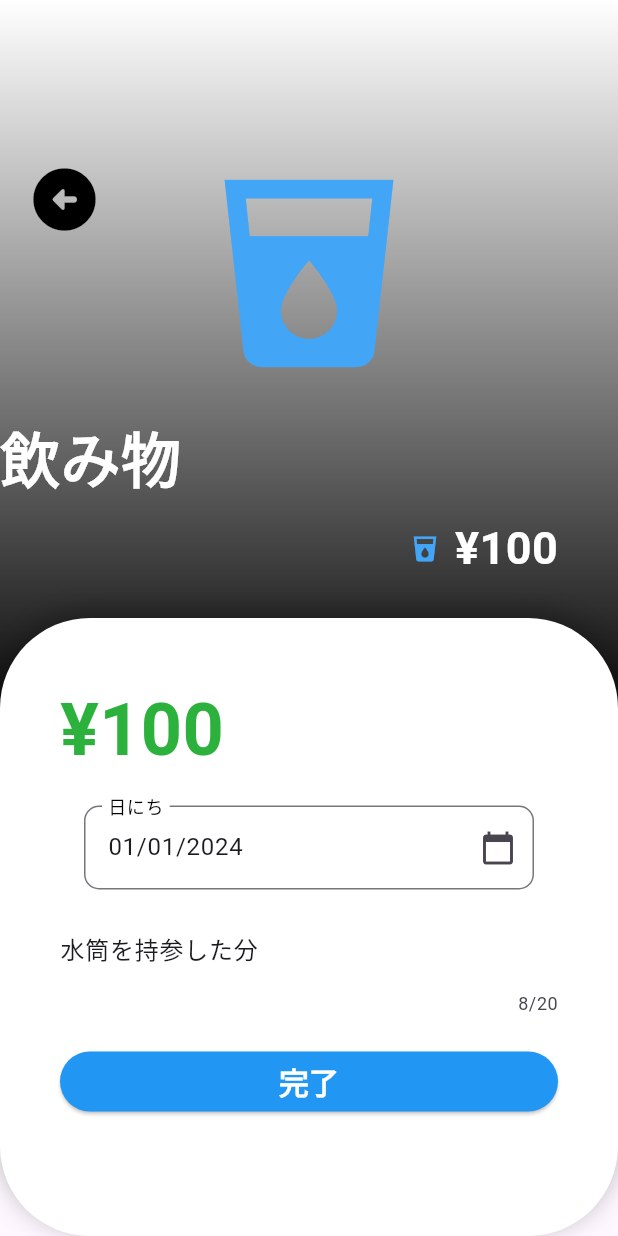
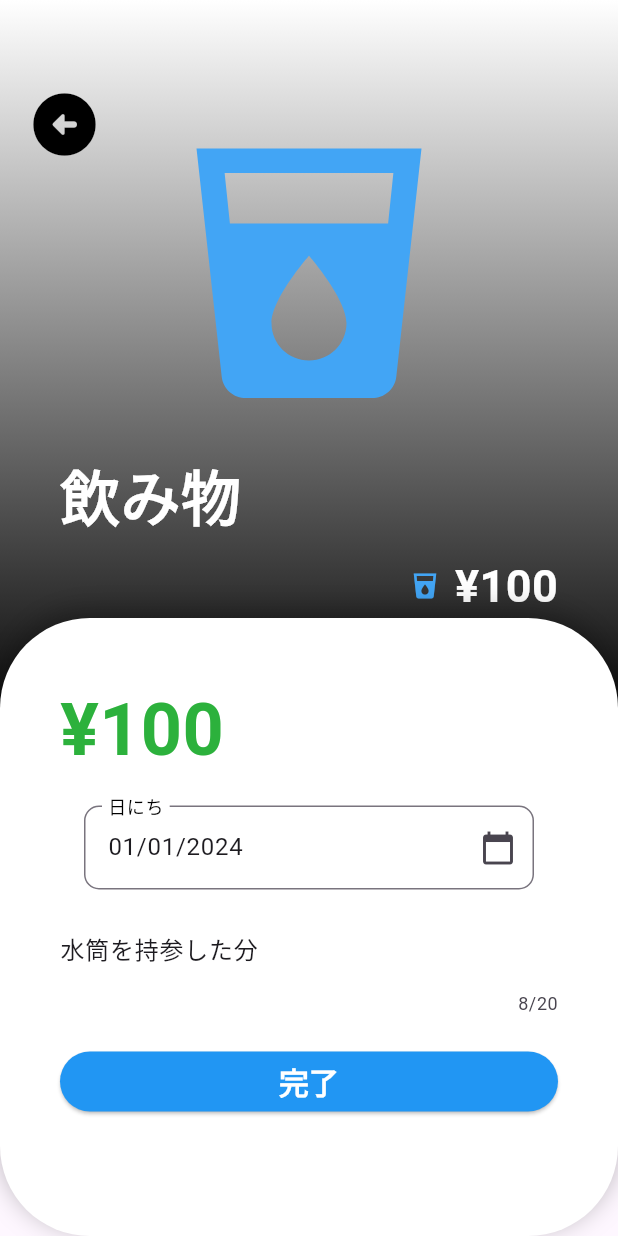
Before and after one commit to kou-nagamine/new_save_money, a Flutter app: the ReferencePage screen opened directly, on a phone screen of 412 x 824 dp. Run offline on Flutter 3.47's test engine with Material 3 defaults, Android fonts, the phone set to English and light mode, and no system bars; our stand-ins replace fl_chart, flutter_riverpod, flutter_svg, riverpod_annotation, shared_preferences; missing offline and left inert: iconoir_flutter; accounts and stored records are empty; generated files the repository leaves out were written again; statements that could not run were skipped.

Commit message:
サイズ調整

```diff
--- a/lib/views/pages/reference/components/items_card.dart
+++ b/lib/views/pages/reference/components/items_card.dart
@@ -18,7 +18,7 @@ class ItemsCard extends StatelessWidget {
         children: [
           Icon(
             Icons.local_drink,
-            size: 150,
+            size: 200,
             color: Colors.blue[400],
           ),
           SizedBox(height: 20),
@@ -26,6 +26,7 @@ class ItemsCard extends StatelessWidget {
             children: [
               Row(
                 children: [
+                  SizedBox(width: 40),
                   Expanded(
                     child: Text(
                       '飲み物',
--- a/lib/views/pages/reference/reference_page.dart
+++ b/lib/views/pages/reference/reference_page.dart
@@ -28,7 +28,7 @@ class _ReferencePageState extends State<ReferencePage> {
               top:0,
               child: ItemsCard()),
             Positioned(
-              top: 100,
+              top: 50,
               left: 10,
               child: IconButton(
                 onPressed: () {
```
